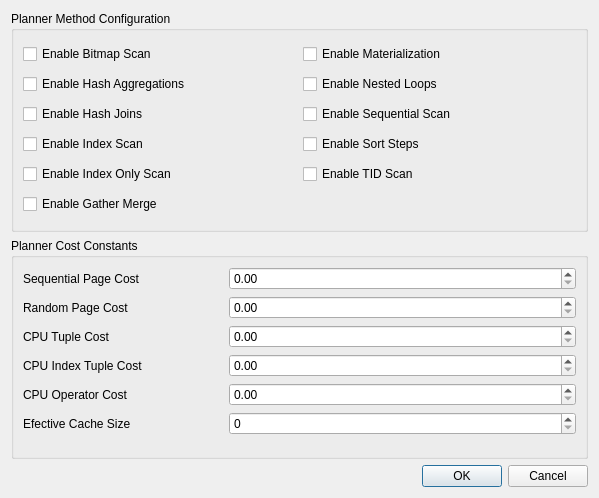
Qt form GUI/pgdbatool/dlgplanmethods.ui (marcotcal/PG-DBA-Tools) before a commit.
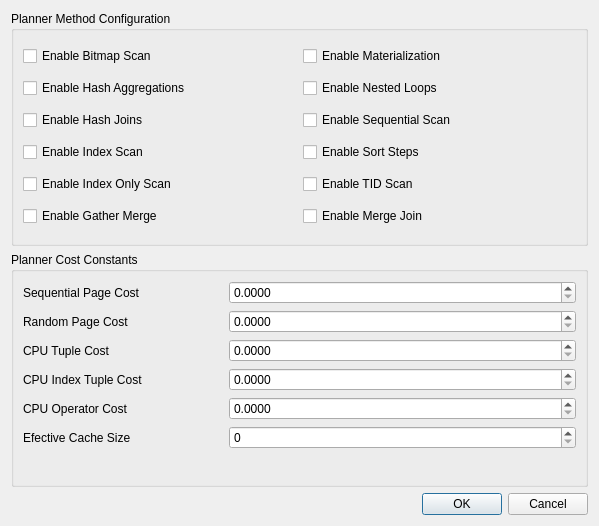
The same form after that commit.

The edit to the form file:
```diff
--- a/GUI/pgdbatool/dlgplanmethods.ui
+++ b/GUI/pgdbatool/dlgplanmethods.ui
@@ -7,7 +7,7 @@
     <x>0</x>
     <y>0</y>
     <width>599</width>
-    <height>498</height>
+    <height>526</height>
    </rect>
   </property>
   <property name="windowTitle">
@@ -97,6 +97,13 @@
         </property>
        </widget>
       </item>
+      <item row="5" column="1">
+       <widget class="QCheckBox" name="ck_merge_join">
+        <property name="text">
+         <string>Enable Merge Join</string>
+        </property>
+       </widget>
+      </item>
      </layout>
     </widget>
    </item>
@@ -130,6 +137,9 @@
           <height>0</height>
          </size>
         </property>
+        <property name="decimals">
+         <number>4</number>
+        </property>
        </widget>
       </item>
       <item row="1" column="0">
@@ -147,6 +157,9 @@
           <height>0</height>
          </size>
         </property>
+        <property name="decimals">
+         <number>4</number>
+        </property>
        </widget>
       </item>
       <item row="2" column="0">
@@ -164,6 +177,9 @@
           <height>0</height>
          </size>
         </property>
+        <property name="decimals">
+         <number>4</number>
+        </property>
        </widget>
       </item>
       <item row="5" column="0">
@@ -205,6 +221,9 @@
           <height>0</height>
          </size>
         </property>
+        <property name="decimals">
+         <number>4</number>
+        </property>
        </widget>
       </item>
       <item row="4" column="1">
@@ -215,6 +234,9 @@
           <height>0</height>
          </size>
         </property>
+        <property name="decimals">
+         <number>4</number>
+        </property>
        </widget>
       </item>
      </layout>
```
